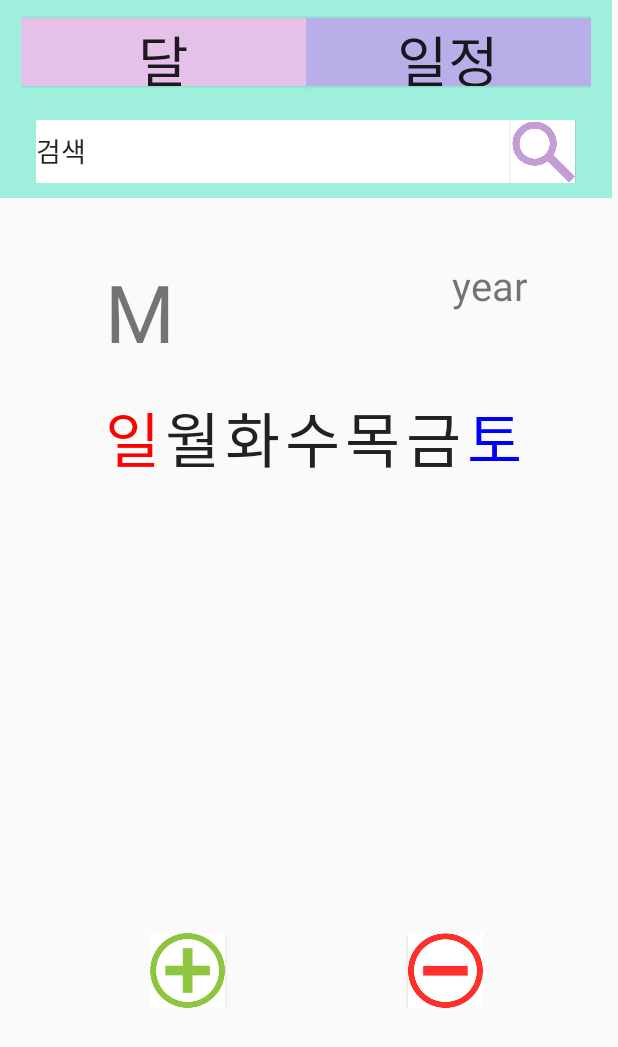
After one commit to hurjeesic/Scheduler, an Android app: the layout calendar.xml on its own in the app's theme, with its tools: preview values and no code run, on a phone screen of 412 x 824 dp. The commit adds this screen. Shown: the top 1047 px of the screen. Run offline under Robolectric (Android 15) with nearby library versions, the phone set to English and light mode, and no system bars.

Commit message:
calender UI
calender UI

```diff
--- a/app/build.gradle
+++ b/app/build.gradle
@@ -25,4 +25,5 @@ dependencies {
     testImplementation 'junit:junit:4.12'
     androidTestImplementation 'com.android.support.test:runner:1.0.2'
     androidTestImplementation 'com.android.support.test.espresso:espresso-core:3.0.2'
+    implementation 'com.android.support:recyclerview-v7:28.0.0'
 }
--- /dev/null
+++ b/app/src/main/res/layout/calendar.xml
@@ -0,0 +1,191 @@
+<?xml version="1.0" encoding="utf-8"?>
+<android.support.constraint.ConstraintLayout xmlns:android="http://schemas.android.com/apk/res/android"
+    xmlns:tools="http://schemas.android.com/tools"
+    android:layout_width="match_parent"
+    android:layout_height="match_parent">
+    <LinearLayout
+        android:layout_width="match_parent"
+        android:layout_height="match_parent"
+        android:orientation="vertical"
+        >
+        <LinearLayout
+            android:id="@+id/header"
+            android:layout_width="408dp"
+            android:layout_height="132dp"
+            android:background="@color/Mint"
+            android:orientation="vertical">
+            <LinearLayout
+                android:layout_width="380dp"
+                android:layout_height="70dp"
+                android:layout_gravity="center_horizontal"
+                android:orientation="horizontal">
+                <Button
+                    android:id="@+id/button"
+                    android:layout_width="0dp"
+                    android:layout_height="45dp"
+                    android:layout_weight="0.50"
+                    android:layout_gravity="center_vertical"
+                    android:background="@color/Light_purple"
+                    android:text="달"
+                    android:textSize="55px" />
+
+                <Button
+                    android:id="@+id/button2"
+                    android:layout_width="0dp"
+                    android:layout_height="45dp"
+                    android:layout_weight="0.50"
+                    android:layout_gravity="center_vertical"
+                    android:background="@color/Dark_purple"
+                    android:text="일정"
+                    android:textSize="55px" />
+
+            </LinearLayout>
+            <LinearLayout
+                android:layout_width="380dp"
+                android:layout_height="match_parent"
+                android:layout_gravity="center_horizontal"
+                android:padding="10dp">
+                <EditText
+                    android:id="@+id/editText"
+                    android:layout_width="0dp"
+                    android:layout_height="match_parent"
+                    android:layout_weight="0.88"
+                    android:background="@color/white"
+                    android:ems="10"
+                    android:inputType="textPersonName"
+                    android:text="검색" >
+                </EditText>
+                <Button
+                    android:layout_width="0dp"
+                    android:layout_height="match_parent"
+                    android:layout_weight="0.12"
+                    android:background="@drawable/magnifying_glass"
+                    android:layout_gravity="top"/>
+            </LinearLayout>
+
+
+
+        </LinearLayout>
+        <LinearLayout
+            android:layout_width="match_parent"
+            android:layout_height="wrap_content"
+            android:paddingLeft="70dp"
+            android:paddingRight="60dp"
+            android:paddingTop="40dp"
+            android:orientation="vertical">
+                <RelativeLayout
+                android:layout_width="match_parent"
+                android:layout_height="70dp"
+                android:orientation="horizontal">
+                <TextView
+                    android:layout_width="wrap_content"
+                    android:layout_height="wrap_content"
+                    android:text="M"
+                    android:textSize="80px"
+                    android:id="@+id/month"
+                    android:layout_alignParentLeft="true"
+                    android:layout_alignParentBottom="true"
+                    />
+
+                <TextView
+                    android:layout_width="wrap_content"
+                    android:layout_height="wrap_content"
+                    android:text="year"
+                    android:textSize="40px"
+                    android:layout_alignParentRight="true"/>
+            </RelativeLayout>
+            <LinearLayout
+                android:layout_width="match_parent"
+                android:layout_height="wrap_content">
+                <LinearLayout
+                    android:layout_width="match_parent"
+                    android:layout_height="wrap_content"
+                    android:id="@+id/week"
+                    android:paddingTop="20dp"
+                    android:orientation="horizontal">
+                    <TextView
+                        android:layout_width="wrap_content"
+                        android:layout_height="wrap_content"
+                        android:layout_weight="1"
+                        android:text="일"
+                        android:textSize="60px"
+
+                        android:textColor="@color/sunday"/>
+                    <TextView
+                        android:layout_width="wrap_content"
+                        android:layout_height="wrap_content"
+                        android:layout_weight="1"
+                        android:text="월"
+                        android:textSize="60px"
+                        android:textColor="@color/weekday"/>
+                    <TextView
+                        android:layout_width="wrap_content"
+                        android:layout_height="wrap_content"
+                        android:layout_weight="1"
+                        android:text="화"
+                        android:textSize="60px"
+                        android:textColor="@color/weekday"/>
+                    <TextView
+                        android:layout_width="wrap_content"
+                        android:layout_height="wrap_content"
+                        android:layout_weight="1"
+                        android:text="수"
+                        android:textSize="60px"
+                        android:textColor="@color/weekday"/>
+                    <TextView
+                        android:layout_width="wrap_content"
+                        android:layout_height="wrap_content"
+                        android:layout_weight="1"
+                        android:text="목"
+                        android:textSize="60px"
+                        android:textColor="@color/weekday"/>
+                    <TextView
+                        android:layout_width="wrap_content"
+                        android:layout_height="wrap_content"
+                        android:layout_weight="1"
+                        android:text="금"
+                        android:textSize="60px"
+                        android:textColor="@color/weekday"/>
+                    <TextView
+                        android:layout_width="wrap_content"
+                        android:layout_height="wrap_content"
+                        android:layout_weight="1"
+                        android:text="토"
+                        android:textSize="60px"
+                        android:textColor="@color/saturday"/>
+
+                </LinearLayout>
+            </LinearLayout>
+            <LinearLayout
+                android:layout_width="match_parent"
+                android:layout_height="300dp"
+                android:paddingTop="20dp"
+                ></LinearLayout>
+            <RelativeLayout
+                android:layout_width="match_parent"
+                android:layout_height="50dp"
+                android:orientation="horizontal"
+                android:paddingLeft="30dp"
+                android:paddingRight="30dp"
+                >
+
+                <Button
+                    android:id="@+id/add"
+                    android:layout_width="50dp"
+                    android:layout_height="50dp"
+                    android:layout_alignEnd="@+id/month"
+                    android:layout_alignParentStart="true"
+
+                    android:layout_alignParentLeft="true"
+                    android:layout_marginEnd="-53dp"
+                    android:background="@drawable/plus" />
+                <Button
+                    android:layout_width="50dp"
+                    android:layout_height="match_parent"
+                    android:background="@drawable/minus"
+                    android:layout_alignParentRight="true"/>
+            </RelativeLayout>
+        </LinearLayout>
+    </LinearLayout>
+
+</android.support.constraint.ConstraintLayout>
--- a/app/src/main/res/values/colors.xml
+++ b/app/src/main/res/values/colors.xml
@@ -4,9 +4,17 @@
     <color name="colorPrimaryDark">#00574B</color>
     <color name="colorAccent">#D81B60</color>
 
-    <color name="keyboardBackground">#34495E</color>
-    <color name="keyboardDivider">#2C3E50</color>
+    <color name="keyboardBackground">#000000</color>
+    <color name="keyboardDivider">#ffffff</color>
     <color name="keyboardPressed">#95A5A6</color>
     <color name="keyboardText">#000000</color>
     <color name="keyboardPreview">#5D5D5D</color>
+    <color name="Dark_purple">#B9AEE7</color>
+    <color name="Light_purple">#E5C1EA</color>
+    <color name="Mint">#9EF0DD</color>
+    <color name="white">#ffffff</color>
+    <color name="sunday">#ff0000</color>
+    <color name="saturday">#0000ff</color>
+    <color name="weekday">#212121</color>
+
 </resources>
--- a/app/src/main/res/xml/keyboard_layout.xml
+++ b/app/src/main/res/xml/keyboard_layout.xml
@@ -1,65 +1,38 @@
 <?xml version="1.0" encoding="utf-8"?>
 <Keyboard xmlns:android="http://schemas.android.com/apk/res/android"
-    android:keyWidth="10%p"
-    android:horizontalGap="3px"
-    android:verticalGap="3px"
+    android:keyWidth="23%p"
+    android:horizontalGap="10px"
+    android:verticalGap="10px"
     android:keyHeight="60dp"
     android:keyTextColor="@color/colorAccent"
     android:keyBackground="@color/colorPrimaryDark"
     >
     <Row>
-        <Key android:codes="49" android:keyLabel="1" android:keyEdgeFlags="left"/>
-        <Key android:codes="50" android:keyLabel="2"/>
-        <Key android:codes="51" android:keyLabel="3"/>
-        <Key android:codes="52" android:keyLabel="4"/>
-        <Key android:codes="53" android:keyLabel="5"/>
-        <Key android:codes="54" android:keyLabel="6"/>
-        <Key android:codes="55" android:keyLabel="7"/>
-        <Key android:codes="56" android:keyLabel="8"/>
-        <Key android:codes="57" android:keyLabel="9"/>
-        <Key android:codes="48" android:keyLabel="0"/>
-        <Key android:codes="-5" android:keyLabel="DEL" android:keyWidth="20%p" android:isRepeatable="true" android:keyEdgeFlags="right"/>
+        <Key android:codes="-5" android:keyLabel="스케줄" android:keyEdgeFlags="left"/>
     </Row>
     <Row>
-        <Key android:codes="113" android:keyLabel="q" android:keyEdgeFlags="left"/>
-        <Key android:codes="119" android:keyLabel="w"/>
-        <Key android:codes="101" android:keyLabel="e"/>
-        <Key android:codes="114" android:keyLabel="r"/>
-        <Key android:codes="116" android:keyLabel="t"/>
-        <Key android:codes="121" android:keyLabel="y"/>
-        <Key android:codes="117" android:keyLabel="u"/>
-        <Key android:codes="105" android:keyLabel="i"/>
-        <Key android:codes="111" android:keyLabel="o"/>
-        <Key android:codes="112" android:keyLabel="p" android:keyEdgeFlags="right"/>
+        <Key android:codes="113" android:keyLabel="ㅣ" android:keyEdgeFlags="left"/>
+        <Key android:codes="119" android:keyLabel="·"/>
+        <Key android:codes="101" android:keyLabel="ㅡ"/>
+        <Key android:codes="114" android:keyLabel="del"/>
+</Row>
+    <Row>
+        <Key android:codes="115" android:keyLabel="ㄱ ㅋ"/>
+        <Key android:codes="100" android:keyLabel="ㄴ ㄹ"/>
+        <Key android:codes="102" android:keyLabel="ㄷ ㅌ"/>
+        <Key android:codes="-4" android:keyBackground="@color/colorPrimary" android:keyLabel="←┛" android:keyWidth="23%p" android:keyEdgeFlags="right"/>
     </Row>
     <Row>
-        <Key android:codes="97" android:keyLabel="a" android:keyEdgeFlags="left"/>
-        <Key android:codes="115" android:keyLabel="s"/>
-        <Key android:codes="100" android:keyLabel="d"/>
-        <Key android:codes="102" android:keyLabel="f"/>
-        <Key android:codes="103" android:keyLabel="g"/>
-        <Key android:codes="104" android:keyLabel="h"/>
-        <Key android:codes="106" android:keyLabel="j"/>
-        <Key android:codes="107" android:keyLabel="k"/>
-        <Key android:codes="108" android:keyLabel="l"/>
-        <Key android:codes="35,64" android:keyLabel="\# \@" android:keyEdgeFlags="right"/>
-    </Row>
-    <Row>
-        <Key android:codes="-1" android:keyLabel="CAPS" android:keyEdgeFlags="left"/>
-        <Key android:codes="122" android:keyLabel="z"/>
-        <Key android:codes="120" android:keyLabel="x"/>
-        <Key android:codes="99" android:keyLabel="c"/>
-        <Key android:codes="118" android:keyLabel="v"/>
-        <Key android:codes="98" android:keyLabel="b"/>
-        <Key android:codes="110" android:keyLabel="n"/>
-        <Key android:codes="109" android:keyLabel="m"/>
-        <Key android:codes="46" android:keyLabel="."/>
+        <Key android:codes="98" android:keyLabel="ㅂ ㅍ"/>
+        <Key android:codes="110" android:keyLabel="ㅅ ㅎ"/>
+        <Key android:codes="109" android:keyLabel="ㅈ ㅊ"/>
         <Key android:codes="63,33,58" android:keyLabel="\? ! :" android:keyEdgeFlags="right"/>
     </Row>
     <Row android:rowEdgeFlags="bottom">
-        <Key android:codes="44" android:keyLabel="," android:keyWidth="10%p"  android:keyEdgeFlags="left"/>
-        <Key android:codes="47" android:keyLabel="/" android:keyWidth="10%p" />
-        <Key android:codes="32" android:keyLabel="SPACE" android:keyWidth="60%p" android:isRepeatable="true"/>
-        <Key android:codes="-4" android:keyBackground="@color/colorPrimary" android:keyLabel="DONE" android:keyWidth="20%p" android:keyEdgeFlags="right"/>
+        <Key android:codes="44" android:keyLabel="123기호" android:keyWidth="10%p"  android:keyEdgeFlags="left"/>
+        <Key android:codes="47" android:keyLabel="한영" android:keyWidth="10%p" />
+        <Key android:codes="32" android:keyLabel="ㅇ ㅁ" android:keyWidth="23%p" android:isRepeatable="true"/>
+        <Key android:codes="32" android:keyLabel="└─┘" android:keyWidth="23%p" android:isRepeatable="true"/>
+
     </Row>
 </Keyboard>
```
Also changed, not shown: app/src/main/res/drawable/magnifying_glass.png (added), app/src/main/res/drawable/minus.png (added), app/src/main/res/drawable/plus.png (added), 2 other files.
